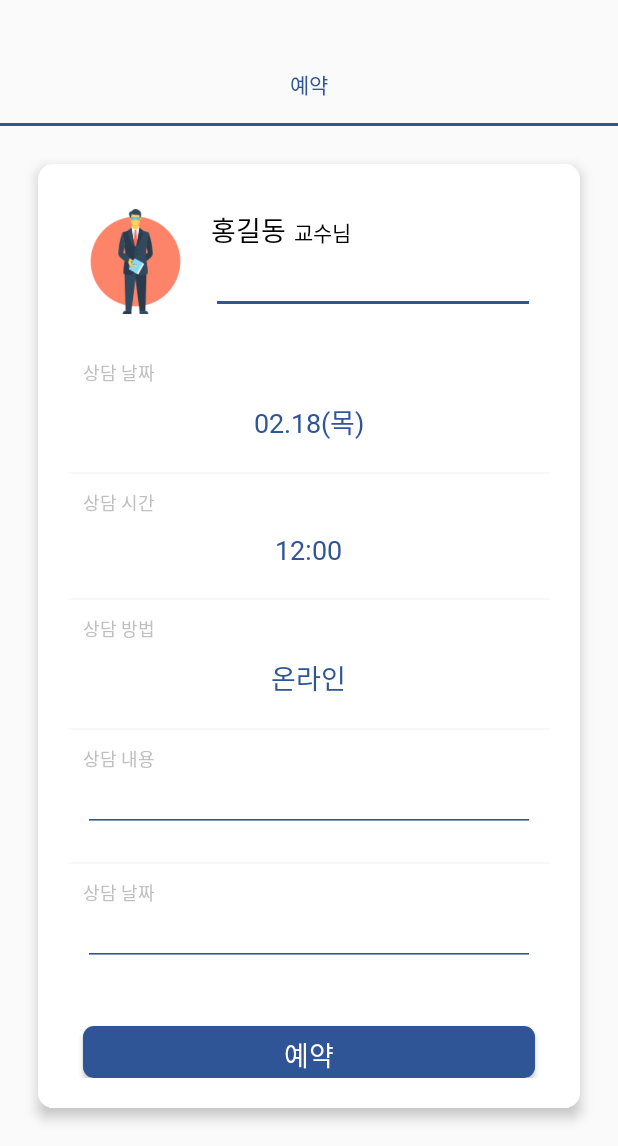
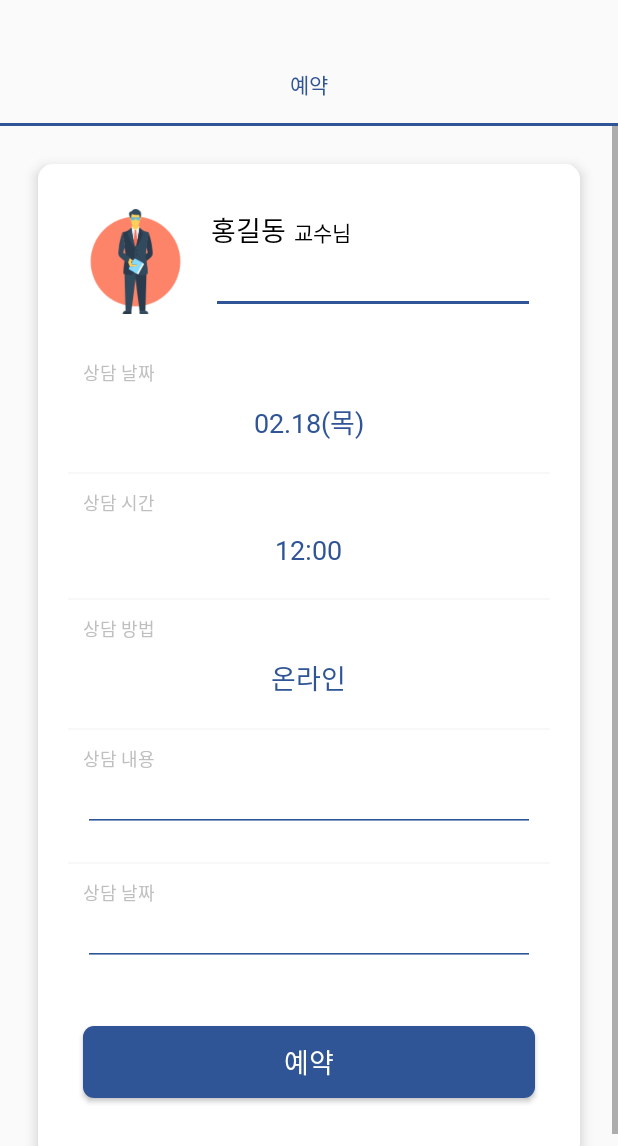
Before and after one commit to mjh1583/Hustory, an Android app: the ReservationActivity screen opened directly, with no data from a screen before it, on a phone screen of 412 x 824 dp, the part 90-1236 px from its top. Run offline under Robolectric (Android 15) with nearby library versions, the phone set to English and light mode, and no system bars; Roboto replaces fonts that are not available here.

Commit message:
Day 1 - ScrollView 추가

```diff
--- a/app/src/main/res/layout/fragment_my.xml
+++ b/app/src/main/res/layout/fragment_my.xml
@@ -31,6 +31,11 @@
         android:layout_height="2dp"
         android:layout_gravity="center_vertical"
         android:background="@color/main_color" />
+
+    <ScrollView
+        android:id="@+id/ScrollView1"
+        android:layout_width="match_parent"
+        android:layout_height="match_parent">
 
         <LinearLayout
             android:layout_width="match_parent"
@@ -272,5 +277,6 @@
 
 
         </LinearLayout>
+    </ScrollView>
 
 </LinearLayout>
--- a/app/src/main/res/layout/layout_reservation.xml
+++ b/app/src/main/res/layout/layout_reservation.xml
@@ -31,6 +31,11 @@
         android:layout_height="2dp"
         android:layout_gravity="center_vertical"
         android:background="@color/main_color" />
+
+    <ScrollView
+        android:id="@+id/ScrollView1"
+        android:layout_width="match_parent"
+        android:layout_height="match_parent">
 
         <LinearLayout
             android:layout_width="match_parent"
@@ -271,6 +276,7 @@
                 android:layout_marginTop="20dp"
                 android:layout_marginLeft="10dp"
                 android:layout_marginRight="10dp"
+                android:layout_marginBottom="20dp"
 
                 android:text="@string/reservation"
                 android:textSize="18dp"
@@ -283,5 +289,6 @@
 
 
         </LinearLayout>
+    </ScrollView>
 
 </LinearLayout>
```
Also changed, not shown: app/src/main/res/layout/fragment_main.xml (+14 -4 lines). Lines whose indentation alone changed are shown as unchanged.
